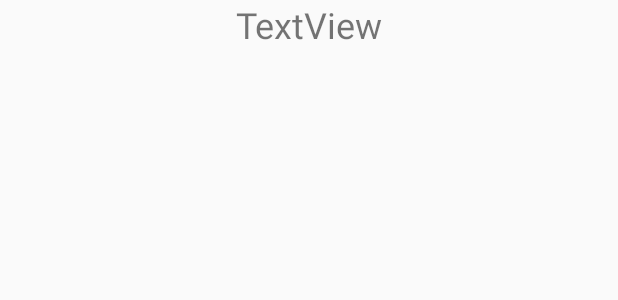
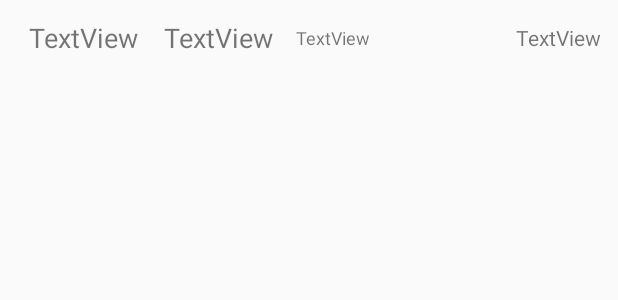
Before and after one commit to Ghostzer/ECF_Android, an Android app: the layout adapter_scores.xml on its own in the app's theme, with its tools: preview values and no code run, on a phone screen of 412 x 824 dp. Shown: the top 300 px of the screen. Run offline under Robolectric (Android 15) with nearby library versions, the phone set to English and light mode, and no system bars.

```diff
--- a/app/src/main/AndroidManifest.xml
+++ b/app/src/main/AndroidManifest.xml
@@ -18,7 +18,7 @@
             </intent-filter>
         </activity>
         <activity android:name=".DetailsRegate"/>
-        <activity android:name=".ListeScoreRegate"/>
+        <activity android:name=".ListeScoreVoiliers"/>
     </application>
 
 </manifest>
--- a/app/src/main/java/net/ghostzer/scoreregate/ListeRegatesAdapter.java
+++ b/app/src/main/java/net/ghostzer/scoreregate/AdapterListeRegates.java
@@ -18,13 +18,13 @@ import net.ghostzer.scoreregate.Models.Regate;
  * Created by Afpa on 28/02/2017.
  */
 
-public class ListeRegatesAdapter extends ArrayAdapter<Regate> {
+public class AdapterListeRegates extends ArrayAdapter<Regate> {
 
 
     TableLayout tblRegate;
 
 
-    public ListeRegatesAdapter(Context context, List<Regate> listRegates) {
+    public AdapterListeRegates(Context context, List<Regate> listRegates) {
         super(context, 0, listRegates);
     }
 
--- a/app/src/main/java/net/ghostzer/scoreregate/ApiMethod/FindRegateByChallenge.java
+++ b/app/src/main/java/net/ghostzer/scoreregate/ApiMethod/FindRegateByChallenge.java
@@ -27,7 +27,7 @@ import javax.net.ssl.HttpsURLConnection;
 public class FindRegateByChallenge extends AsyncTask<String, Void, List<Regate>> {
 
     // winter of summer
-    private final String link = ConfigApi.findeventbychallengesummer;
+    private final String link = ConfigApi.findeventbychallengewinter;
 
 
     @Override
@@ -73,10 +73,12 @@ public class FindRegateByChallenge extends AsyncTask<String, Void, List<Regate>>
                 int num_regate = jsonObject.getInt("num_regate");
                 String date_regate = jsonObject.getString("date_regate");
                 int distance_regate = jsonObject.getInt("distance_regate");
+                String nom_commissaire = jsonObject.getString("nom_personne");
+                String prenom_commissaire = jsonObject.getString("prenom_personne");
 
                 Date dateRegate = convertDate(date_regate);
 
-                Regate rgt = new Regate(id_regate, nom_regate, num_regate, dateRegate, distance_regate);
+                Regate rgt = new Regate(id_regate, nom_regate, num_regate, dateRegate, distance_regate, nom_commissaire, prenom_commissaire);
 
                 regates.add(rgt);
 
--- a/app/src/main/java/net/ghostzer/scoreregate/ApiMethod/FindScoreByRegate.java
+++ b/app/src/main/java/net/ghostzer/scoreregate/ApiMethod/FindScoreByRegate.java
@@ -35,13 +35,13 @@ public class FindScoreByRegate extends AsyncTask<String, Void, List<Score>> {
 
     @Override
     protected List<Score> doInBackground(String... params) {
+        List<Score> scores = new ArrayList<>();
         StringBuilder sb = new StringBuilder();
         HttpURLConnection urlConnection;
 
-        List<Score> scores = new ArrayList<>();
 
         try {
-            URL url = new URL(link);
+            URL url = new URL(link + params[0]);
             urlConnection = (HttpURLConnection) url.openConnection();
             urlConnection.setReadTimeout(9999);
             urlConnection.setConnectTimeout(9999);
@@ -103,4 +103,6 @@ public class FindScoreByRegate extends AsyncTask<String, Void, List<Score>> {
 
         return convertedDate;
     }
+
+
 }
--- a/app/src/main/java/net/ghostzer/scoreregate/MainActivity.java
+++ b/app/src/main/java/net/ghostzer/scoreregate/MainActivity.java
@@ -29,7 +29,7 @@ public class MainActivity extends AppCompatActivity {
             data.execute();
             regates = data.get();
             ListView listView = (ListView) findViewById(R.id.listViewRegates);
-            final ListeRegatesAdapter adapter = new ListeRegatesAdapter(this, regates);
+            final AdapterListeRegates adapter = new AdapterListeRegates(this, regates);
             listView.setAdapter(adapter);
             listView.setOnItemClickListener(new AdapterView.OnItemClickListener() {
                 @Override
--- a/app/src/main/res/layout/adapter_scores.xml
+++ b/app/src/main/res/layout/adapter_scores.xml
@@ -3,45 +3,59 @@
     android:orientation="vertical" android:layout_width="match_parent"
     android:layout_height="match_parent">
 
-    <FrameLayout
+    <RelativeLayout
         android:layout_width="match_parent"
-        android:layout_height="match_parent"
-        android:layout_alignParentLeft="true"
-        android:layout_alignParentStart="true">
+        android:layout_height="50dp">
 
         <TextView
             android:text="TextView"
-            android:layout_width="match_parent"
+            android:layout_width="wrap_content"
+            android:layout_height="wrap_content"
+            android:id="@+id/lblPlaceVoilier"
+            android:layout_centerVertical="true"
+            android:layout_alignParentLeft="true"
+            android:layout_alignParentStart="true"
+            android:layout_marginLeft="19dp"
+            android:layout_marginStart="19dp"
+            android:textSize="18sp" />
+
+        <TextView
+            android:text="TextView"
+            android:layout_width="wrap_content"
             android:layout_height="wrap_content"
             android:id="@+id/lblNomVoilier"
             android:textAlignment="center"
-            android:textSize="24sp" />
+            android:textSize="18sp"
+            android:layout_marginLeft="17dp"
+            android:layout_marginStart="17dp"
+            android:layout_centerVertical="true"
+            android:layout_toRightOf="@+id/lblPlaceVoilier"
+            android:layout_toEndOf="@+id/lblPlaceVoilier" />
 
-        <TableLayout
-            android:layout_width="match_parent"
-            android:layout_height="54dp"
-            android:id="@+id/tblScore"
-            android:gravity="center">
+        <TextView
+            android:text="TextView"
+            android:layout_width="wrap_content"
+            android:layout_height="wrap_content"
+            android:id="@+id/lblNumVoile"
+            android:layout_marginLeft="15dp"
+            android:layout_marginStart="15dp"
+            android:layout_centerVertical="true"
+            android:layout_toRightOf="@+id/lblNomVoilier"
+            android:layout_toEndOf="@+id/lblNomVoilier"
+            android:textSize="12sp" />
 
-            <TableRow
-                android:layout_width="match_parent"
-                android:layout_height="match_parent" >
-
-            </TableRow>
-
-            <TableRow
-                android:layout_width="match_parent"
-                android:layout_height="match_parent" />
-
-            <TableRow
-                android:layout_width="match_parent"
-                android:layout_height="match_parent" />
-
-            <TableRow
-                android:layout_width="match_parent"
-                android:layout_height="match_parent" />
-        </TableLayout>
-
-    </FrameLayout>
+        <TextView
+            android:text="TextView"
+            android:layout_width="wrap_content"
+            android:layout_height="wrap_content"
+            android:layout_marginRight="12dp"
+            android:layout_marginEnd="12dp"
+            android:id="@+id/lblTpsReel"
+            android:textSize="14sp"
+            android:layout_centerVertical="true"
+            android:layout_alignParentRight="true"
+            android:layout_alignParentEnd="true"
+            android:textAlignment="textEnd" />
+    </RelativeLayout>
 
 </RelativeLayout>
```
Also changed, not shown: app/src/main/java/net/ghostzer/scoreregate/AdapterListeScoreVoilier.java (added, +62 -0 lines), app/src/main/java/net/ghostzer/scoreregate/ApiMethod/FindRegateById.java (+4 -3 lines), app/src/main/java/net/ghostzer/scoreregate/DetailsRegate.java (+9 -5 lines), app/src/main/java/net/ghostzer/scoreregate/ListeScoreRegateAdapter.java (deleted, +0 -64 lines), app/src/main/java/net/ghostzer/scoreregate/ListeScoreVoiliers.java (renamed from app/src/main/java/net/ghostzer/scoreregate/ListeScoreRegate.java, +9 -9 lines), app/src/main/java/net/ghostzer/scoreregate/Models/Regate.java (+28 -10 lines), app/src/main/res/layout/activity_liste_score_regate.xml (+2 -12 lines), 1 other file.
